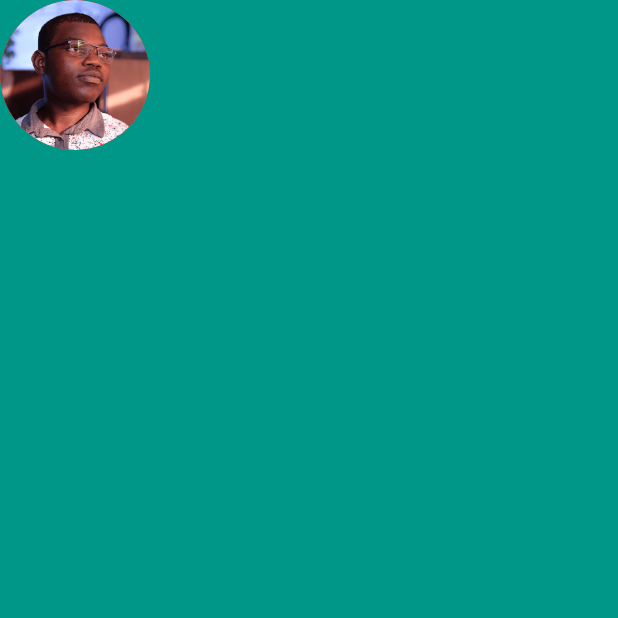
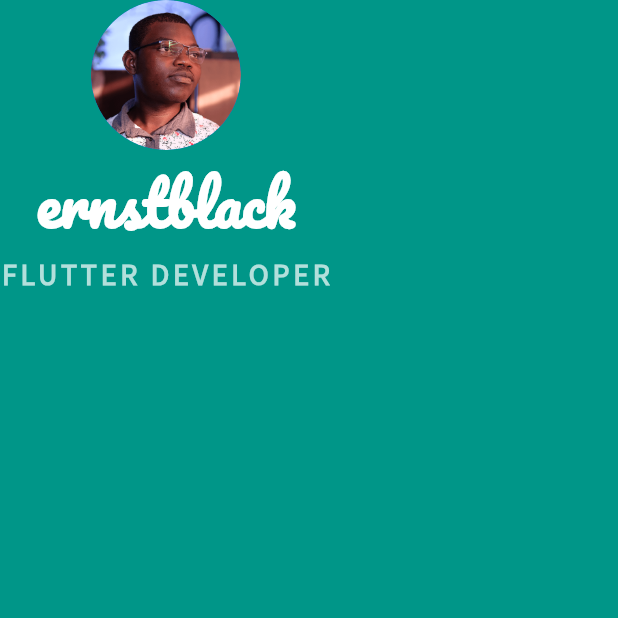
Before and after one commit to ernest-lamptey/mi_card_flutter, a Flutter app: the screen it shows after launch, on a phone screen of 412 x 824 dp, the top half of it. Run offline on Flutter 3.47's test engine with Material 2 defaults, Android fonts, the phone set to English and light mode, and no system bars.

Commit message:
add custom fonts

```diff
--- a/lib/main.dart
+++ b/lib/main.dart
@@ -18,8 +18,26 @@ class MyApp extends StatelessWidget {
               CircleAvatar(
                 foregroundImage: AssetImage('images/my_pp.png'),
                 radius: 50.0,
-                backgroundColor: Colors.red,
-              )
+              ),
+              Text(
+                'ernstblack',
+                style: TextStyle(
+                  fontFamily: 'Pacifico',
+                  fontSize: 40.0,
+                  fontWeight: FontWeight.bold,
+                  color: Colors.white,
+                ),
+              ),
+              Text(
+                'FLUTTER DEVELOPER',
+                style: TextStyle(
+                  fontFamily: 'SourceSansPro',
+                  fontSize: 20.0,
+                  letterSpacing: 2.5,
+                  fontWeight: FontWeight.bold,
+                  color: Colors.teal.shade100,
+                ),
+              ),
             ],
           ),
         ),
```
Also changed, not shown: pubspec.yaml (+8 -0 lines), fonts/Pacifico-Regular.ttf (added), fonts/SourceSansPro-Regular.ttf (added).
